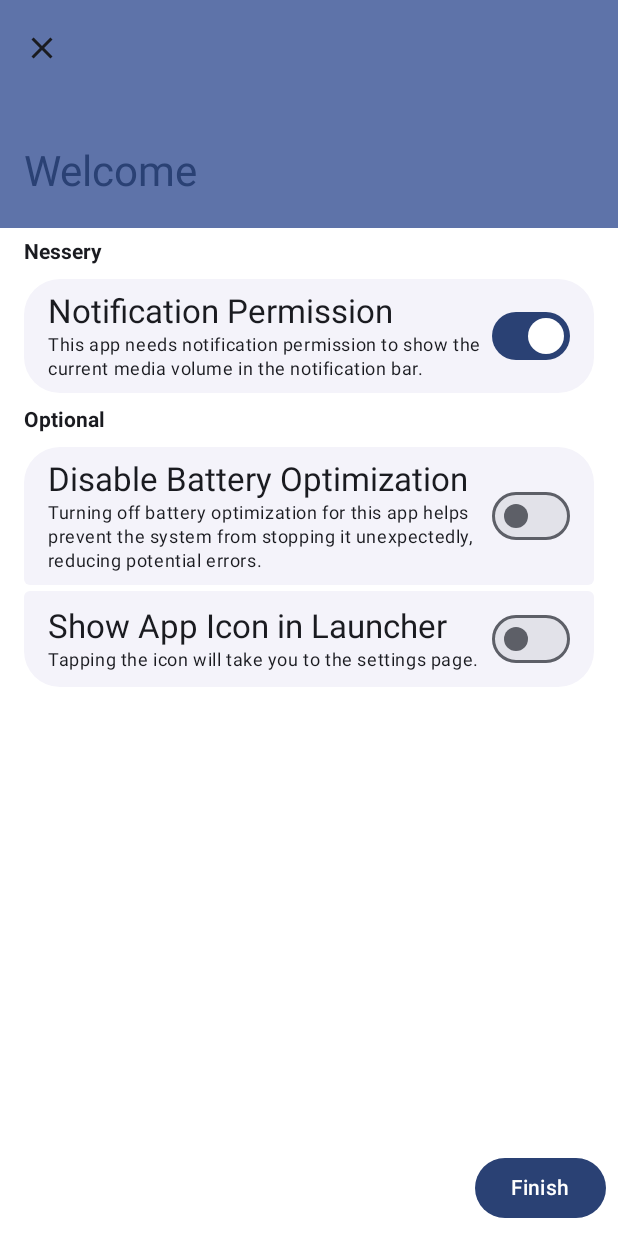
After one commit to Steve-Mr/LiveInPeace, an Android app built with Jetpack Compose: the WelcomeActivity screen opened directly, with no data from a screen before it, on a phone screen of 412 x 824 dp. The commit adds this screen. Run offline under Robolectric (Android 15) with nearby library versions, the light colour scheme and no system bars; our stand-ins replace Dagger/Hilt's generated code.

Commit message:
Implement WelcomeActivity and WelcomeViewModel
This commit introduces a new welcome flow for the application.

- **WelcomeActivity**: A new `ComponentActivity` that displays the `WelcomeScreen`. It handles edge-to-edge display.
- **WelcomeViewModel**:
    - Manages the state for notification permission, battery optimization status, and app icon visibility.
    - Provides functions to:
        - Handle permission results.
        - Check and update battery optimization status.
        - Toggle the app icon's visibility in the launcher by enabling/disabling `MainActivityAlias`.
        - Persist the "welcome finished" state and app icon visibility preference using `PreferenceRepository`.
        - Start the `ForegroundService` when the welcome flow is completed.
    - Observes the `isShowingIcon` flow from `PreferenceRepository` to initialize the app icon state.
- **WelcomeScreen (Composable)**:
    - Displays UI for requesting necessary and optional permissions/settings:
        - Notification permission.
        - Disabling battery optimization.
        - Showing/hiding the app icon in the launcher.
    - Uses `rememberLauncherForActivityResult` to request notification permission.
    - Updates battery optimization status on resume using `LifecycleEventObserver`.
    - Provides a "Finish" button that becomes enabled once notification permission is granted, which then calls `welcomeViewModel.welcomeFinished()`.
- **PreferenceRepository**:
    - Added `isShowingIcon()` flow to observe the app icon visibility state.
    - Added `setShowIcon()` function to persist the app icon visibility state.
- **AndroidManifest.xml**:
    - Registered `WelcomeActivity`.
    - Set `MainActivityAlias` to `android:enabled="false"` by default.
- **SettingsComponents.kt**:
    - Added new composable functions (`TopBox`, `MiddleBox`, `BottomBox`, `StandaloneBox`) for styling settings items with rounded corners.
    - Modified `SwitchRow` to trigger its `onCheckedChange` callback when the entire row is tapped.
- **strings.xml**: Added new string resources for the welcome screen.

```diff
--- /dev/null
+++ b/app/src/main/java/com/maary/liveinpeace/activity/WelcomeActivity.kt
@@ -0,0 +1,32 @@
+package com.maary.liveinpeace.activity
+
+import android.os.Build
+import android.os.Bundle
+import androidx.activity.ComponentActivity
+import androidx.activity.compose.setContent
+import androidx.activity.enableEdgeToEdge
+import androidx.annotation.RequiresApi
+import androidx.compose.foundation.layout.fillMaxSize
+import androidx.compose.foundation.layout.padding
+import androidx.compose.material3.Scaffold
+import androidx.compose.material3.Text
+import androidx.compose.runtime.Composable
+import androidx.compose.ui.Modifier
+import androidx.compose.ui.tooling.preview.Preview
+import com.maary.liveinpeace.ui.screen.WelcomeScreen
+import com.maary.liveinpeace.ui.theme.LiveInPeaceTheme
+import dagger.hilt.android.AndroidEntryPoint
+
+@AndroidEntryPoint
+class WelcomeActivity : ComponentActivity() {
+    @RequiresApi(Build.VERSION_CODES.TIRAMISU)
+    override fun onCreate(savedInstanceState: Bundle?) {
+        super.onCreate(savedInstanceState)
+        enableEdgeToEdge()
+        setContent {
+            LiveInPeaceTheme {
+                WelcomeScreen()
+            }
+        }
+    }
+}
--- a/app/src/main/java/com/maary/liveinpeace/database/PreferenceRepository.kt
+++ b/app/src/main/java/com/maary/liveinpeace/database/PreferenceRepository.kt
@@ -100,4 +100,17 @@ class PreferenceRepository @Inject constructor(@ApplicationContext context: Cont
             pref[PREF_HIDE_IN_LAUNCHER] = state
         }
     }
+
+    fun isShowingIcon(): Flow<Boolean> {
+        return datastore.data.map { pref ->
+            val isHidden = pref[PREF_HIDE_IN_LAUNCHER] ?: true
+            !isHidden
+        }
+    }
+
+    suspend fun setShowIcon(state: Boolean) {
+        datastore.edit { pref ->
+            pref[PREF_HIDE_IN_LAUNCHER] = !state
+        }
+    }
 }
--- a/app/src/main/java/com/maary/liveinpeace/ui/screen/SettingsComponents.kt
+++ b/app/src/main/java/com/maary/liveinpeace/ui/screen/SettingsComponents.kt
@@ -1,5 +1,6 @@
 package com.maary.liveinpeace.ui.screen
 
+import androidx.compose.foundation.background
 import androidx.compose.foundation.clickable
 import androidx.compose.foundation.gestures.detectTapGestures
 import androidx.compose.foundation.layout.Arrangement
@@ -9,10 +10,12 @@ import androidx.compose.foundation.layout.Row
 import androidx.compose.foundation.layout.fillMaxWidth
 import androidx.compose.foundation.layout.padding
 import androidx.compose.foundation.layout.wrapContentWidth
+import androidx.compose.foundation.shape.RoundedCornerShape
 import androidx.compose.material3.DropdownMenuItem
 import androidx.compose.material3.ExperimentalMaterial3Api
 import androidx.compose.material3.ExposedDropdownMenuBox
 import androidx.compose.material3.ExposedDropdownMenuDefaults
+import androidx.compose.material3.MaterialTheme
 import androidx.compose.material3.MenuAnchorType
 import androidx.compose.material3.OutlinedTextField
 import androidx.compose.material3.Switch
@@ -24,6 +27,7 @@ import androidx.compose.runtime.remember
 import androidx.compose.runtime.setValue
 import androidx.compose.ui.Alignment
 import androidx.compose.ui.Modifier
+import androidx.compose.ui.draw.clip
 import androidx.compose.ui.input.pointer.pointerInput
 import androidx.compose.ui.res.stringResource
 import androidx.compose.ui.unit.dp
@@ -105,6 +109,7 @@ fun SwitchRow(
             .pointerInput(Unit) {
                 detectTapGestures {
                     onCheckedChange(!state) // 当点击 SwitchRow 时触发点击事件
+                    //todo change to clickable
                 }
             }
             .padding(start = 16.dp, top = 8.dp, end = 16.dp, bottom = 8.dp),
@@ -159,3 +164,59 @@ fun DropdownRow(options: MutableList<String>, position: Int, onItemClicked: (Int
             position = position, onItemClicked = onItemClicked)
     }
 }
+
+@Composable
+fun TopBox(content: @Composable () -> Unit) {
+    Box(
+        modifier = Modifier
+            .fillMaxWidth()
+            .padding(horizontal = 16.dp, vertical = 2.dp)
+            .clip(RoundedCornerShape(topStart = 24.dp, topEnd = 24.dp, bottomStart = 4.dp, bottomEnd = 4.dp))
+            .background(MaterialTheme.colorScheme.surfaceContainerLow),
+        contentAlignment = Alignment.Center
+    ) {
+        content()
+    }
+}
+
+@Composable
+fun MiddleBox(content: @Composable () -> Unit) {
+    Box(
+        modifier = Modifier
+            .fillMaxWidth()
+            .padding(horizontal = 16.dp, vertical = 2.dp)
+            .clip(RoundedCornerShape(topStart = 4.dp, topEnd = 4.dp, bottomStart = 4.dp, bottomEnd = 4.dp))
+            .background(MaterialTheme.colorScheme.surfaceContainerLow),
+        contentAlignment = Alignment.Center
+    ) {
+        content()
+    }
+}
+
+@Composable
+fun BottomBox(content: @Composable () -> Unit) {
+    Box(
+        modifier = Modifier
+            .fillMaxWidth()
+            .padding(horizontal = 16.dp, vertical = 2.dp)
+            .clip(RoundedCornerShape(topStart = 4.dp, topEnd = 4.dp, bottomStart = 24.dp, bottomEnd = 24.dp))
+            .background(MaterialTheme.colorScheme.surfaceContainerLow),
+        contentAlignment = Alignment.Center
+    ) {
+        content()
+    }
+}
+
+@Composable
+fun StandaloneBox(content: @Composable () -> Unit) {
+    Box(
+        modifier = Modifier
+            .fillMaxWidth()
+            .padding(horizontal = 16.dp, vertical = 2.dp)
+            .clip(RoundedCornerShape(24.dp))
+            .background(MaterialTheme.colorScheme.surfaceContainerLow),
+        contentAlignment = Alignment.Center
+    ) {
+        content()
+    }
+}
--- /dev/null
+++ b/app/src/main/java/com/maary/liveinpeace/ui/screen/WelcomeScreen.kt
@@ -0,0 +1,188 @@
+package com.maary.liveinpeace.ui.screen
+
+import android.annotation.SuppressLint
+import android.app.Activity
+import android.content.Intent
+import android.net.Uri
+import android.os.Build
+import android.provider.Settings
+import androidx.activity.compose.rememberLauncherForActivityResult
+import androidx.activity.result.contract.ActivityResultContracts
+import androidx.annotation.RequiresApi
+import androidx.compose.foundation.background
+import androidx.compose.foundation.layout.Arrangement
+import androidx.compose.foundation.layout.Box
+import androidx.compose.foundation.layout.Column
+import androidx.compose.foundation.layout.Row
+import androidx.compose.foundation.layout.Spacer
+import androidx.compose.foundation.layout.fillMaxSize
+import androidx.compose.foundation.layout.fillMaxWidth
+import androidx.compose.foundation.layout.height
+import androidx.compose.foundation.layout.padding
+import androidx.compose.foundation.shape.RoundedCornerShape
+import androidx.compose.material.icons.Icons
+import androidx.compose.material.icons.filled.Close
+import androidx.compose.material3.Button
+import androidx.compose.material3.ExperimentalMaterial3Api
+import androidx.compose.material3.Icon
+import androidx.compose.material3.IconButton
+import androidx.compose.material3.LargeTopAppBar
+import androidx.compose.material3.MaterialTheme
+import androidx.compose.material3.Scaffold
+import androidx.compose.material3.Text
+import androidx.compose.material3.TopAppBarDefaults
+import androidx.compose.material3.rememberTopAppBarState
+import androidx.compose.runtime.Composable
+import androidx.compose.runtime.DisposableEffect
+import androidx.compose.runtime.LaunchedEffect
+import androidx.compose.runtime.collectAsState
+import androidx.compose.runtime.getValue
+import androidx.compose.ui.Alignment
+import androidx.compose.ui.Modifier
+import androidx.compose.ui.draw.clip
+import androidx.compose.ui.input.nestedscroll.nestedScroll
+import androidx.compose.ui.platform.LocalContext
+import androidx.compose.ui.res.stringResource
+import androidx.compose.ui.text.TextStyle
+import androidx.compose.ui.text.font.FontWeight
+import androidx.compose.ui.unit.dp
+import androidx.lifecycle.viewmodel.compose.viewModel
+import com.maary.liveinpeace.R
+import com.maary.liveinpeace.viewmodel.WelcomeViewModel
+import androidx.core.net.toUri
+import androidx.lifecycle.Lifecycle
+import androidx.lifecycle.LifecycleEventObserver
+import androidx.lifecycle.compose.LocalLifecycleOwner
+
+@SuppressLint("BatteryLife")
+@RequiresApi(Build.VERSION_CODES.TIRAMISU)
+@OptIn(ExperimentalMaterial3Api::class)
+@Composable
+fun WelcomeScreen(welcomeViewModel: WelcomeViewModel = viewModel()) {
+    val scrollBehavior = TopAppBarDefaults.exitUntilCollapsedScrollBehavior(rememberTopAppBarState())
+    val context = LocalContext.current
+
+    val hasNotificationPermission by welcomeViewModel.hasNotificationPermission.collectAsState()
+    val isIgnoringBatteryOptimizations by welcomeViewModel.isIgnoringBatteryOptimizations.collectAsState()
+    val showIconState by welcomeViewModel.showIconState.collectAsState()
+
+    val permissionLauncher = rememberLauncherForActivityResult(
+        contract = ActivityResultContracts.RequestPermission(),
+        onResult = { isGranted ->
+            welcomeViewModel.onPermissionResult(isGranted)
+        }
+    )
+
+    LaunchedEffect(Unit) {
+        val alreadyGranted =
+            context.checkSelfPermission(android.Manifest.permission.POST_NOTIFICATIONS) ==
+                    android.content.pm.PackageManager.PERMISSION_GRANTED
+        welcomeViewModel.onPermissionResult(alreadyGranted)
+        welcomeViewModel.checkBatteryOptimizationStatus()
+    }
+
+    val lifecycleOwner = LocalLifecycleOwner.current
+
+    DisposableEffect(lifecycleOwner) {
+        val observer = LifecycleEventObserver { _, event ->
+            if ( event == Lifecycle.Event.ON_RESUME) {
+                welcomeViewModel.checkBatteryOptimizationStatus()
+            }
+        }
+
+        lifecycleOwner.lifecycle.addObserver(observer)
+        onDispose {
+            lifecycleOwner.lifecycle.removeObserver(observer)
+        }
+    }
+
+    Scaffold (
+        modifier = Modifier.nestedScroll(scrollBehavior.nestedScrollConnection),
+        topBar = {
+            LargeTopAppBar(
+                colors = TopAppBarDefaults.topAppBarColors(
+                    containerColor = MaterialTheme.colorScheme.primaryContainer,
+                    titleContentColor = MaterialTheme.colorScheme.primary),
+                title = {
+                    Text(stringResource(R.string.welcome))
+                },
+                navigationIcon = {
+                    IconButton(onClick = { (context as? Activity)?.finish() }) {
+                        Icon(
+                            imageVector = Icons.Default.Close,
+                            contentDescription = stringResource(R.string.exit)
+                        )
+                    }
+                },
+                scrollBehavior = scrollBehavior
+            )
+        }
+    ) { innerPadding ->
+        Column(
+            modifier = Modifier.padding(top = innerPadding.calculateTopPadding())
+                .background(MaterialTheme.colorScheme.surfaceContainerLowest)
+                .fillMaxSize()
+        ) {
+            Column(modifier = Modifier.weight(1f)) {
+                Text(
+                    modifier = Modifier.padding(horizontal = 16.dp, vertical = 8.dp),
+                    text = stringResource(R.string.nessery_permissions),
+                    style = TextStyle(
+                        fontWeight = FontWeight.Bold,
+                    )
+                )
+                StandaloneBox {
+                    SwitchRow(
+                        title = stringResource(R.string.notification_permission),
+                        description = stringResource(R.string.notification_permission_description),
+                        state = hasNotificationPermission,/*todo*/
+                    ) {
+                        permissionLauncher.launch(android.Manifest.permission.POST_NOTIFICATIONS)
+                    }
+                }
+                Text(
+                    modifier = Modifier.padding(horizontal = 16.dp, vertical = 8.dp),
+                    text = stringResource(R.string.optional_permissions),
+                    style = TextStyle(
+                        fontWeight = FontWeight.Bold
+                    )
+                )
+                TopBox {
+                    SwitchRow(
+                        title = stringResource(R.string.disable_battery_optimization),
+                        description = stringResource(R.string.disable_battery_optimization_description),
+                        state = isIgnoringBatteryOptimizations,
+                    ) {
+                        val batteryIntent =
+                            Intent(Settings.ACTION_REQUEST_IGNORE_BATTERY_OPTIMIZATIONS)
+                        batteryIntent.addFlags(Intent.FLAG_ACTIVITY_NEW_TASK)
+                            .data = "package:${context.packageName}".toUri()
+                        context.startActivity(batteryIntent)
+                    }
+                }
+                BottomBox {
+                    SwitchRow(
+                        title = stringResource(R.string.show_icon),
+                        description = stringResource(R.string.show_icon_description),
+                        state = showIconState,
+                    ) {
+                        welcomeViewModel.toggleShowIcon()
+                    }
+                }
+            }
+            Row(modifier = Modifier.fillMaxWidth(),
+                horizontalArrangement = Arrangement.End) {
+                Button(
+                    modifier = Modifier.padding(8.dp),
+                    enabled = hasNotificationPermission,
+                    onClick = {
+                        welcomeViewModel.welcomeFinished()
+                        (context as? Activity)?.finish()
+                    }) {
+                    Text(stringResource(R.string.finish))
+                }
+            }
+            Spacer(Modifier.height(innerPadding.calculateBottomPadding()))
+        }
+    }
+}
--- /dev/null
+++ b/app/src/main/java/com/maary/liveinpeace/viewmodel/WelcomeViewModel.kt
@@ -0,0 +1,77 @@
+package com.maary.liveinpeace.viewmodel
+
+import android.content.ComponentName
+import android.content.Context
+import android.content.Intent
+import android.content.pm.PackageManager
+import android.os.PowerManager
+import androidx.core.content.ContextCompat.startForegroundService
+import androidx.lifecycle.ViewModel
+import androidx.lifecycle.viewModelScope
+import com.maary.liveinpeace.database.PreferenceRepository
+import com.maary.liveinpeace.service.ForegroundService
+import dagger.hilt.android.lifecycle.HiltViewModel
+import dagger.hilt.android.qualifiers.ApplicationContext
+import kotlinx.coroutines.flow.MutableStateFlow
+import kotlinx.coroutines.flow.asStateFlow
+import kotlinx.coroutines.flow.launchIn
+import kotlinx.coroutines.flow.onEach
+import kotlinx.coroutines.launch
+import javax.inject.Inject
+
+@HiltViewModel
+class WelcomeViewModel @Inject constructor(
+    @ApplicationContext private val application: Context,
+    private val preferenceRepository: PreferenceRepository
+): ViewModel() {
+
+    private val _hasNotificationPermission = MutableStateFlow(false)
+    val hasNotificationPermission = _hasNotificationPermission.asStateFlow()
+
+    fun onPermissionResult(isGranted: Boolean) {
+        _hasNotificationPermission.value = isGranted
+    }
+
+    private val _isIgnoringBatteryOptimizations = MutableStateFlow(false)
+    val isIgnoringBatteryOptimizations = _isIgnoringBatteryOptimizations.asStateFlow()
+
+    fun checkBatteryOptimizationStatus() {
+        val powerManager = application.getSystemService(Context.POWER_SERVICE) as PowerManager
+        val packageName = application.packageName
+
+        _isIgnoringBatteryOptimizations.value = powerManager.isIgnoringBatteryOptimizations(packageName)
+    }
+
+    private val _showIconState = MutableStateFlow(false)
+    val showIconState = _showIconState.asStateFlow()
+
+    fun toggleShowIcon() {
+        viewModelScope.launch {
+            val packageManager = application.packageManager
+            val componentName = ComponentName(application, "${application.packageName}.MainActivityAlias")
+
+            val newState = if(!_showIconState.value) {
+                PackageManager.COMPONENT_ENABLED_STATE_ENABLED
+            } else {
+                PackageManager.COMPONENT_ENABLED_STATE_DISABLED
+            }
+            packageManager.setComponentEnabledSetting(componentName, newState, PackageManager.DONT_KILL_APP)
+            _showIconState.value = !_showIconState.value
+            preferenceRepository.setShowIcon(_showIconState.value)
+        }
+    }
+
+    fun welcomeFinished() {
+        viewModelScope.launch {
+            preferenceRepository.setWelcomeFinished(true)
+        }
+        val intent = Intent(application, ForegroundService::class.java)
+        startForegroundService(application, intent)
+    }
+
+    init {
+        preferenceRepository.isShowingIcon().onEach {
+            _showIconState.value = it
+        }.launchIn(viewModelScope)
+    }
+}
--- a/app/src/main/res/values/strings.xml
+++ b/app/src/main/res/values/strings.xml
@@ -58,4 +58,14 @@
     <string name="notification_settings_description">Configure notification importance</string>
     <string name="exit">Exit</string>
     <string name="hide_in_launcher">Hide In Launcher</string>
+    <string name="finish">Finish</string>
+    <string name="nessery_permissions">Nessery</string>
+    <string name="optional_permissions">Optional</string>
+    <string name="notification_permission">Notification Permission</string>
+    <string name="notification_permission_description">This app needs notification permission to show the current media volume in the notification bar.</string>
+    <string name="disable_battery_optimization">Disable Battery Optimization</string>
+    <string name="disable_battery_optimization_description">Turning off battery optimization for this app helps prevent the system from stopping it unexpectedly, reducing potential errors.</string>
+    <string name="show_icon">Show App Icon in Launcher</string>
+    <string name="show_icon_description">Tapping the icon will take you to the settings page.</string>
+    <string name="title_activity_welcome">WelcomeActivity</string>
 </resources>
```
Also changed, not shown: app/src/main/AndroidManifest.xml (+11 -5 lines).
